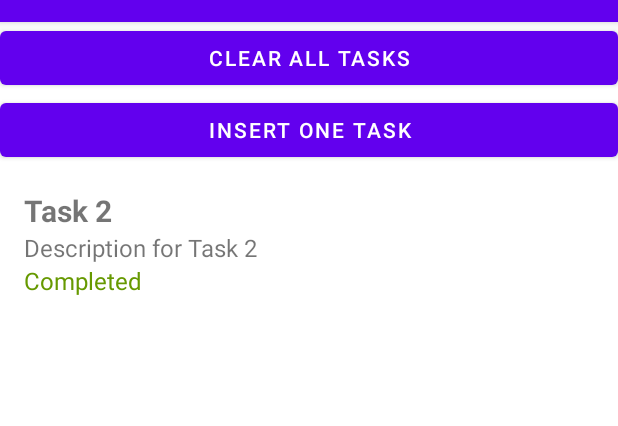
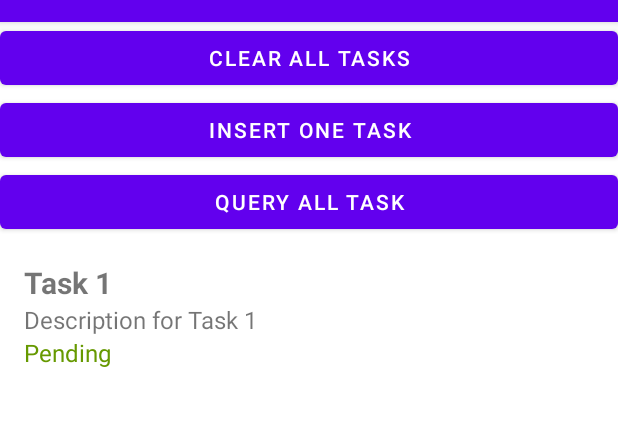
Before and after one commit to micro3721/jetpack, an Android app: the screen it shows after launch (MainActivity), on a phone screen of 412 x 824 dp, the part 62-488 px from its top. Run offline under Robolectric (Android 15) with nearby library versions, the phone set to English and light mode, and no system bars; our stand-ins replace Room's generated code, RxJava.

Commit message:
Room ID cannot be set manually, which may cause ID conflicts

```diff
--- a/app/src/main/java/com/mysolution/jetpack/MainActivity.kt
+++ b/app/src/main/java/com/mysolution/jetpack/MainActivity.kt
@@ -48,9 +48,12 @@ class MainActivity : AppCompatActivity() {
                 }
             }
         })
-        insertInitialTasks()
+        taskViewModel.insertInitialTasks()
+
 
         // Use RxJava to get tasks
+        val queryButton: Button = findViewById(R.id.QueryButton)
+        queryButton.setOnClickListener {
             disposable.add(
                 taskViewModel.getAllTasksRx()
                     .subscribeOn(Schedulers.io())
@@ -58,9 +61,15 @@ class MainActivity : AppCompatActivity() {
                     .subscribe { tasks ->
                         // Update UI with tasks
                         adapter.submitList(tasks)
-                    Log.d("MainActivity", " rxjava:$tasks")
+                        tasks.forEach { task ->
+                            Log.d(
+                                "TaskViewModel",
+                                "ID:${task.id}, Name: ${task.name}, Description: ${task.description}, Completed: ${task.isCompleted}"
+                            )
+                        }
                     }
             )
+        }
         // Example button to clear all tasks
         val clearButton: Button = findViewById(R.id.clearButton)
         clearButton.setOnClickListener {
@@ -74,14 +83,6 @@ class MainActivity : AppCompatActivity() {
     }
 
 
-    private fun insertInitialTasks() {
-        GlobalScope.launch {
-            taskViewModel.insert(Task(0, "Task 1", "Description for Task 1", false))
-            taskViewModel.insert(Task(1, "Task 2", "Description for Task 2", true))
-            taskViewModel.insert(Task(2, "Task 3", "Description for Task 3", false))
-        }
-    }
-
     override fun onDestroy() {
         super.onDestroy()
         disposable.clear()
--- a/app/src/main/java/com/mysolution/jetpack/Task.kt
+++ b/app/src/main/java/com/mysolution/jetpack/Task.kt
@@ -13,7 +13,7 @@ import androidx.room.PrimaryKey
 
 @Entity(tableName = "task_table")
 data class Task(
-    @PrimaryKey(autoGenerate = true) val id: Int,
+    @PrimaryKey(autoGenerate = true) val id: Int = 0, //Default value for id
     val name: String,
     val description: String,
     val isCompleted: Boolean
--- a/app/src/main/java/com/mysolution/jetpack/TaskDao.kt
+++ b/app/src/main/java/com/mysolution/jetpack/TaskDao.kt
@@ -20,7 +20,7 @@ import io.reactivex.rxjava3.core.Single
 @Dao
 interface TaskDao {
     @Insert(onConflict = OnConflictStrategy.REPLACE)
-    suspend fun insert(task: Task)
+    suspend fun insert(task: Task): Long
 
     @Update
     suspend fun update(task: Task)
--- a/app/src/main/java/com/mysolution/jetpack/TaskRepository.kt
+++ b/app/src/main/java/com/mysolution/jetpack/TaskRepository.kt
@@ -14,8 +14,8 @@ import io.reactivex.rxjava3.core.Single
 class TaskRepository(private val taskDao: TaskDao) {
     val allTasks: LiveData<List<Task>> = taskDao.getAllTasks()
 
-    suspend fun insert(task: Task) {
-        taskDao.insert(task)
+    suspend fun insert(task: Task): Long {
+        return taskDao.insert(task)
     }
 
     suspend fun update(task: Task) {
--- a/app/src/main/java/com/mysolution/jetpack/TaskViewModel.kt
+++ b/app/src/main/java/com/mysolution/jetpack/TaskViewModel.kt
@@ -9,6 +9,7 @@ package com.mysolution.jetpack;
  * Describe:
  */
 import android.app.Application
+import android.util.Log
 import androidx.lifecycle.AndroidViewModel
 import androidx.lifecycle.LiveData
 import androidx.lifecycle.viewModelScope
@@ -28,7 +29,7 @@ class TaskViewModel(application: Application) : AndroidViewModel(application) {
         allTasks = repository.allTasks
     }
 
-    fun insert(task: Task) = viewModelScope.launch {
+    fun insert(task: Task): Any = viewModelScope.launch {
         repository.insert(task)
     }
 
@@ -52,4 +53,31 @@ class TaskViewModel(application: Application) : AndroidViewModel(application) {
         super.onCleared()
         disposable.clear()
     }
+
+    fun insertInitialTasks() {
+        viewModelScope.launch {
+            insert(
+                Task(
+                    name = "Task 1",
+                    description = "Description for Task 1",
+                    isCompleted = false
+                )
+            )
+            insert(
+                Task(
+                    name = "Task 2",
+                    description = "Description for Task 2",
+                    isCompleted = true
+                )
+            )
+            insert(
+                Task(
+                    name = "Task 3",
+                    description = "Description for Task 3",
+                    isCompleted = false
+                )
+            )
+
+        }
+    }
 }
--- a/app/src/main/res/layout/activity_main.xml
+++ b/app/src/main/res/layout/activity_main.xml
@@ -22,6 +22,15 @@
         app:layout_constraintStart_toStartOf="parent"
         app:layout_constraintTop_toBottomOf="@+id/clearButton" />
 
+    <Button
+        android:id="@+id/QueryButton"
+        android:layout_width="0dp"
+        android:layout_height="wrap_content"
+        android:text="Query all Task"
+        app:layout_constraintEnd_toEndOf="parent"
+        app:layout_constraintStart_toStartOf="parent"
+        app:layout_constraintTop_toBottomOf="@+id/insertButton" />
+
     <androidx.recyclerview.widget.RecyclerView
         android:id="@+id/recyclerView"
         android:layout_width="0dp"
@@ -29,6 +38,6 @@
         app:layout_constraintBottom_toBottomOf="parent"
         app:layout_constraintEnd_toEndOf="parent"
         app:layout_constraintStart_toStartOf="parent"
-        app:layout_constraintTop_toBottomOf="@+id/insertButton" />
+        app:layout_constraintTop_toBottomOf="@+id/QueryButton" />
 
 </androidx.constraintlayout.widget.ConstraintLayout>
```
Lines whose indentation alone changed are shown as unchanged.
